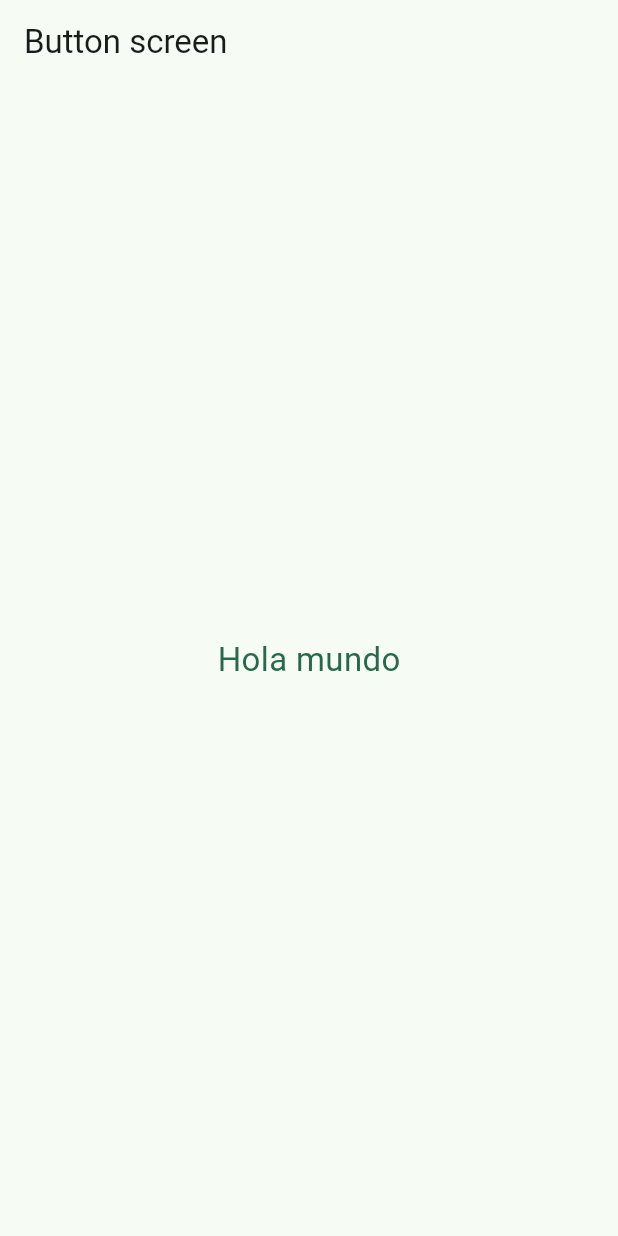
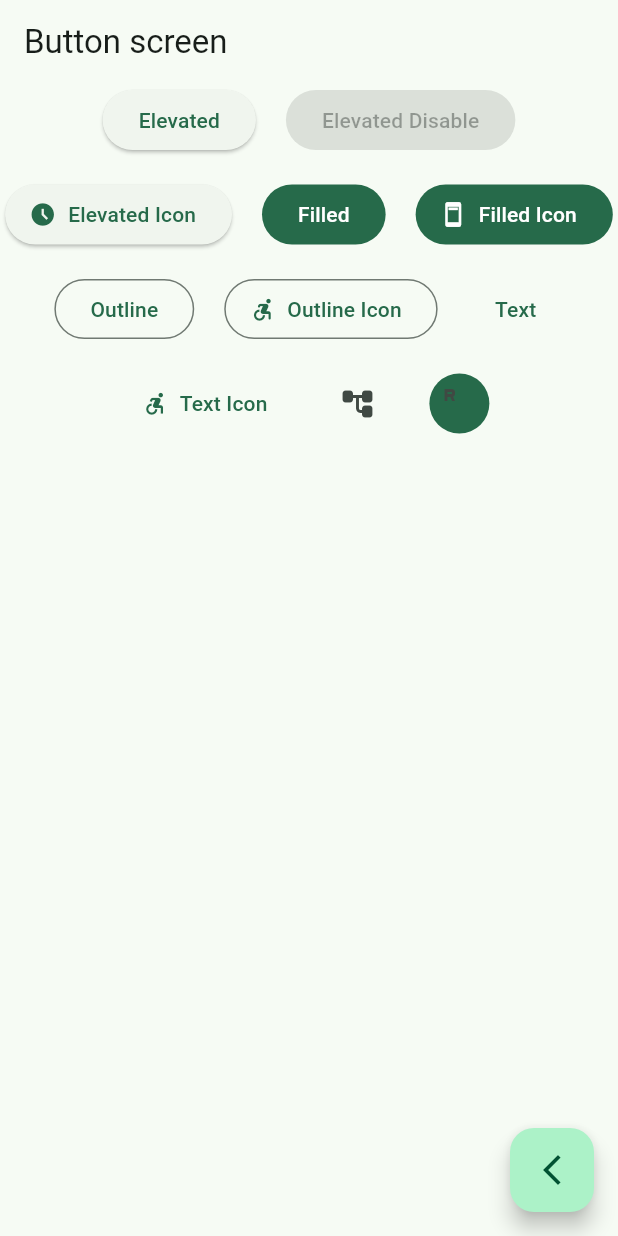
Before and after one commit to Guillermo-NH/widgets_app, a Flutter app: the ButtonsScreen screen opened by its route, on a phone screen of 412 x 824 dp. Run offline on Flutter 3.47's test engine with Material 2 defaults, Android fonts, the phone set to English and light mode, and no system bars; our stand-ins replace go_router.

Commit message:
diferentes botones

```diff
--- a/lib/presentation/screens/buttons/buttons_screen.dart
+++ b/lib/presentation/screens/buttons/buttons_screen.dart
@@ -1,4 +1,5 @@
 import 'package:flutter/material.dart';
+import 'package:go_router/go_router.dart';
 
 class ButtonsScreen extends StatelessWidget {
   const ButtonsScreen({super.key});
@@ -10,14 +11,60 @@ class ButtonsScreen extends StatelessWidget {
     final colors = Theme.of(context).colorScheme;
     return Scaffold(
       appBar: AppBar(title: const Text('Button screen')),
-      body: Stack(
+      body: _ButtonsView(colors: colors),
+      floatingActionButton: FloatingActionButton(
+          onPressed: () => context.pop(),
+          child: const Icon(Icons.arrow_back_ios_new_outlined)),
+    );
+  }
+}
+
+class _ButtonsView extends StatelessWidget {
+  const _ButtonsView({
+    required this.colors,
+  });
+
+  final ColorScheme colors;
+
+  @override
+  Widget build(BuildContext context) {
+    return SizedBox(
+      width: double.infinity,
+      child: Wrap(
+        spacing: 20,
+        runSpacing: 15,
+        alignment: WrapAlignment.center,
         children: [
-          Positioned(
-              child: Center(
-                  child: Text(
-            'Hola mundo',
-            style: TextStyle(color: colors.primary, fontSize: 22),
-          )))
+          ElevatedButton(onPressed: () {}, child: const Text('Elevated')),
+          const ElevatedButton(
+              onPressed: null, child: Text('Elevated Disable')),
+          ElevatedButton.icon(
+              onPressed: () {},
+              icon: const Icon(Icons.access_time_filled_sharp),
+              label: const Text('Elevated Icon')),
+          FilledButton(onPressed: () {}, child: const Text('Filled')),
+          FilledButton.icon(
+              onPressed: () {},
+              icon: const Icon(Icons.ad_units),
+              label: const Text('Filled Icon')),
+          OutlinedButton(onPressed: () {}, child: const Text('Outline')),
+          OutlinedButton.icon(
+              onPressed: () {},
+              icon: const Icon(Icons.accessible_forward_rounded),
+              label: const Text('Outline Icon')),
+          TextButton(onPressed: () {}, child: const Text('Text')),
+          TextButton.icon(
+              onPressed: () {},
+              icon: const Icon(Icons.accessible_forward_outlined),
+              label: const Text('Text Icon')),
+          IconButton(
+              onPressed: () {}, icon: const Icon(Icons.account_tree_rounded)),
+          IconButton(
+            onPressed: () {},
+            icon: const Icon(Icons.r_mobiledata),
+            style: ButtonStyle(
+                backgroundColor: MaterialStatePropertyAll(colors.primary)),
+          )
         ],
       ),
     );
```
